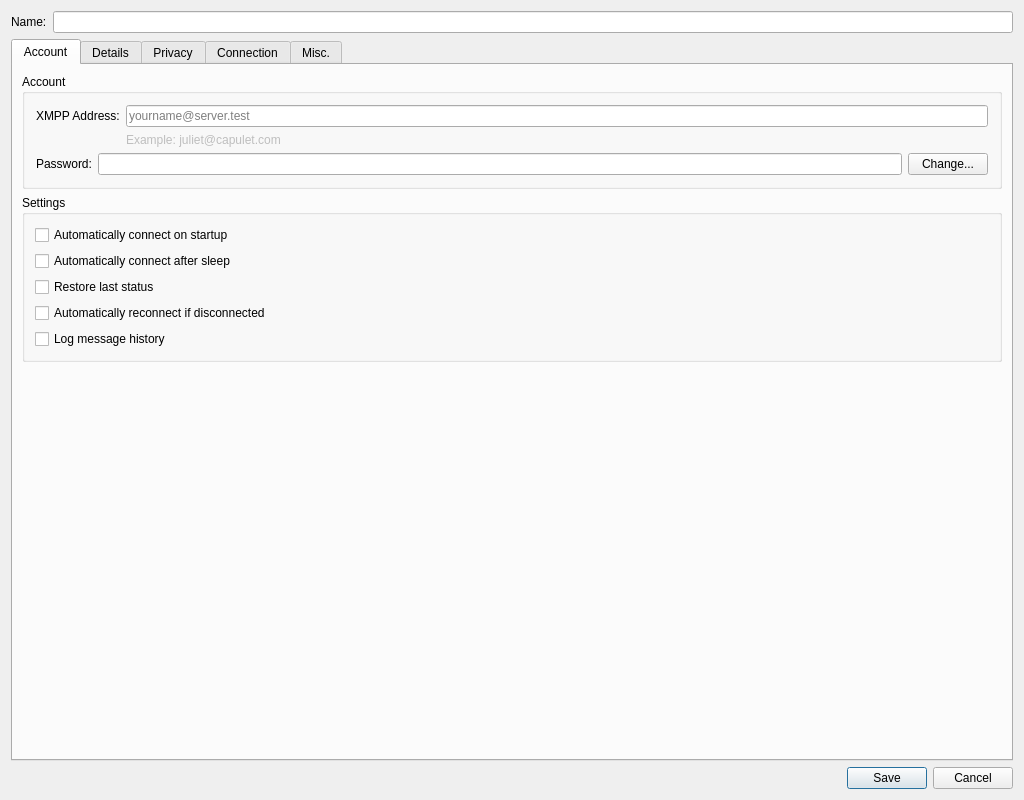
Old version of the form src/accountmodify.ui in the repository psi-im/psi.
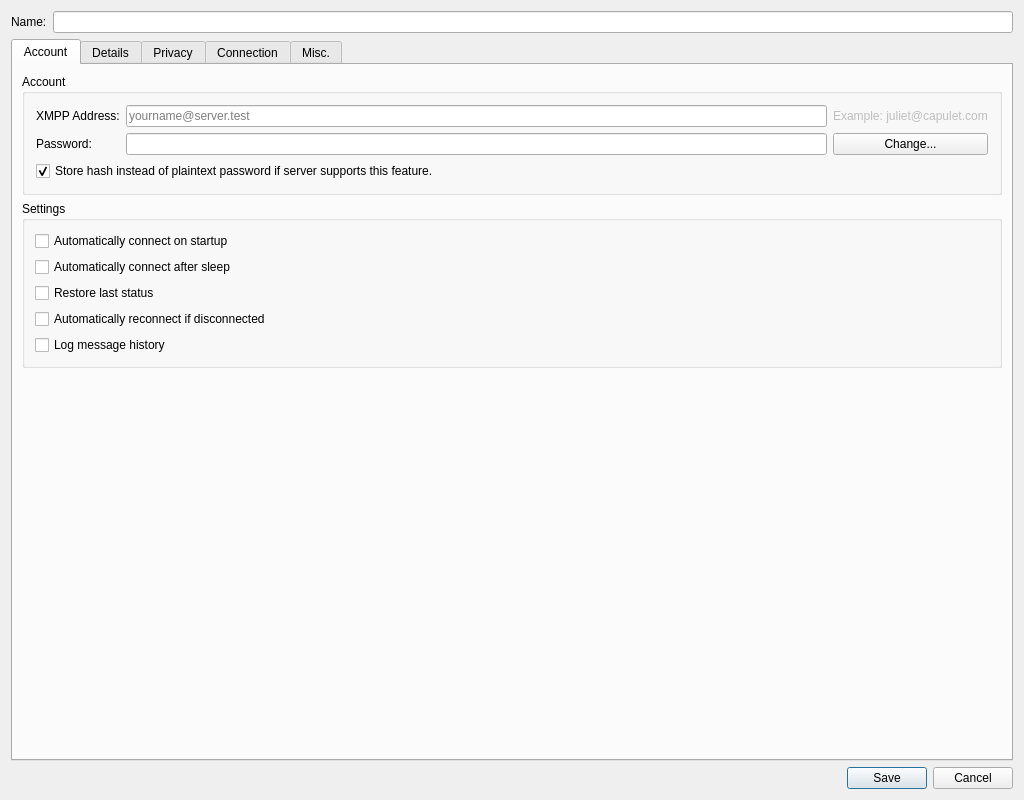
New version of the form.

Commit message:
Account modify dialog (#894)
* accountmodify.ui: remove vertical spacers to let controls extend

* accountmodify.ui: move example as a third column after JID

* accountmodify.ui: JID field: add tip

* accountmodify.ui: move password as a second line after JID

* accountmodify.ui: move ck_scram_salted_password under password field

* accountmodify.ui: make ck_scram_salted_password true by default

accountmodify.ui: make ck_scram_salted_password true by default

```diff
--- a/src/accountmodify.ui
+++ b/src/accountmodify.ui
@@ -94,16 +94,6 @@
             <property name="spacing">
              <number>6</number>
             </property>
-            <item row="1" column="1">
-             <widget class="QLabel" name="lb_example">
-              <property name="enabled">
-               <bool>false</bool>
-              </property>
-              <property name="text">
-               <string>Example: juliet@capulet.com</string>
-              </property>
-             </widget>
-            </item>
             <item row="0" column="0">
              <widget class="QLabel" name="lb_jid">
               <property name="text">
@@ -121,33 +111,24 @@
               </property>
              </widget>
             </item>
-           </layout>
-          </item>
-          <item>
-           <layout class="QHBoxLayout">
-            <property name="spacing">
-             <number>6</number>
-            </property>
-            <property name="leftMargin">
-             <number>0</number>
-            </property>
-            <property name="topMargin">
-             <number>0</number>
-            </property>
-            <property name="rightMargin">
-             <number>0</number>
-            </property>
-            <property name="bottomMargin">
-             <number>0</number>
-            </property>
-            <item>
+            <item row="0" column="2">
+             <widget class="QLabel" name="lb_example">
+              <property name="enabled">
+               <bool>false</bool>
+              </property>
+              <property name="text">
+               <string>Example: juliet@capulet.com</string>
+              </property>
+             </widget>
+            </item>
+            <item row="1" column="0">
              <widget class="QLabel" name="textLabel1">
               <property name="text">
                <string>Password:</string>
               </property>
              </widget>
             </item>
-            <item>
+            <item row="1" column="1">
              <widget class="QLineEdit" name="le_pass">
               <property name="inputMethodHints">
                <set>Qt::ImhNoAutoUppercase|Qt::ImhNoPredictiveText|Qt::ImhPreferLatin|Qt::ImhSensitiveData</set>
@@ -157,13 +138,28 @@
               </property>
              </widget>
             </item>
-            <item>
+            <item row="1" column="2">
              <widget class="QPushButton" name="pb_changepw">
               <property name="text">
                <string>Change...</string>
               </property>
              </widget>
             </item>
+            <item row="2" column="0" colspan="3">
+             <widget class="QCheckBox" name="ck_scram_salted_password">
+              <property name="toolTip">
+               <string>&lt;b&gt;Attention!&lt;/b&gt;
+                &lt;br/&gt;
+                When you enable this option you will not be able to find your password in config files. Only hash text will be there. So if you forget your password, it will be lost if you have not make a backup somewhere else.</string>
+              </property>
+              <property name="text">
+               <string>Store hash instead of plaintext password if server supports this feature.</string>
+              </property>
+              <property name="checked">
+               <bool>true</bool>
+              </property>
+             </widget>
+            </item>
            </layout>
           </item>
          </layout>
@@ -1190,34 +1186,6 @@
          </item>
         </layout>
        </item>
-       <item>
-        <widget class="QCheckBox" name="ck_scram_salted_password">
-         <property name="toolTip">
-          <string>&lt;b&gt;Attention!&lt;/b&gt;
-&lt;br/&gt;
-When you enable this option you will not be able to find your password in config files. Only hash text will be there. So if you forget your password, it will be lost if you have not make a backup somewhere else.</string>
-         </property>
-         <property name="text">
-          <string>Store hash instead of plaintext password if server supports this feature.</string>
-         </property>
-        </widget>
-       </item>
-       <item>
-        <spacer>
-         <property name="orientation">
-          <enum>Qt::Vertical</enum>
-         </property>
-         <property name="sizeType">
-          <enum>QSizePolicy::Expanding</enum>
-         </property>
-         <property name="sizeHint" stdset="0">
-          <size>
-           <width>460</width>
-           <height>0</height>
-          </size>
-         </property>
-        </spacer>
-       </item>
       </layout>
      </widget>
     </widget>
```
Left out of the diff: 21 changed lines with no effect on the pictures. The commit also changes 1 other file.
